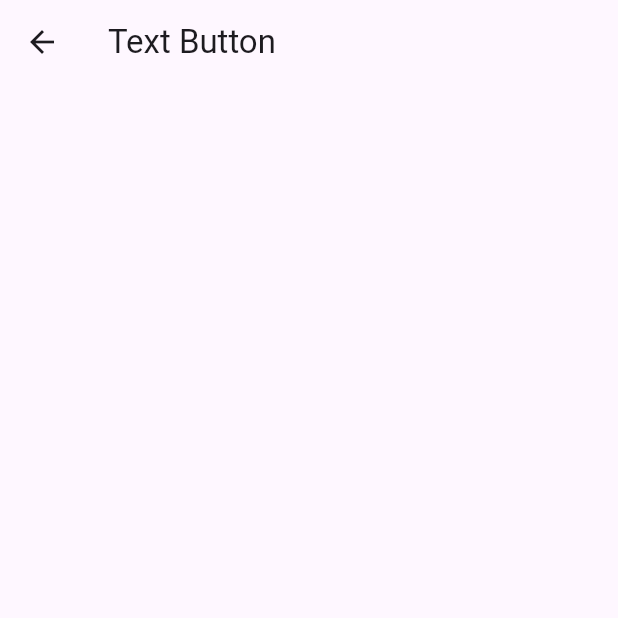
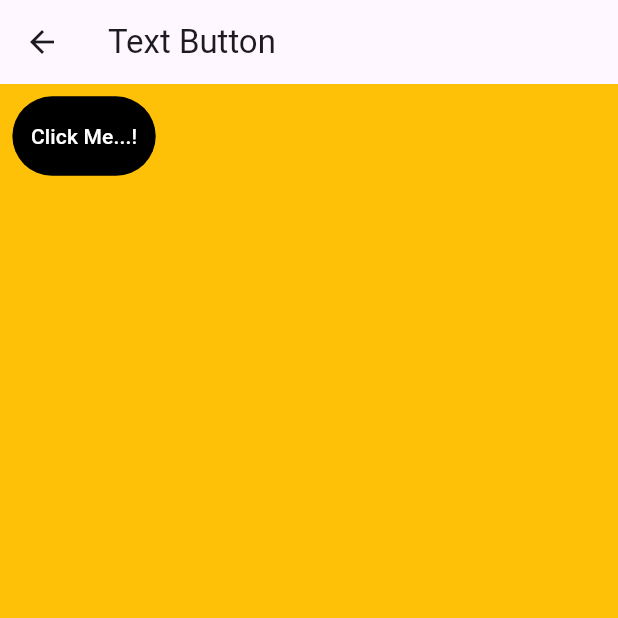
Before and after one commit to JNakum/appBuf, a Flutter app: the Textbutton screen opened directly, on a phone screen of 412 x 824 dp, the top half of it. Run offline on Flutter 3.47's test engine with Material 3 defaults, Android fonts, the phone set to English and light mode, and no system bars.

Commit message:
add new page

```diff
--- a/lib/screens/buttonwidget/Elevatedbutton.dart
+++ b/lib/screens/buttonwidget/Elevatedbutton.dart
@@ -56,8 +56,9 @@ class _ElevatedbuttonState extends State<Elevatedbutton> {
                       },
                       style: ElevatedButton.styleFrom(
                         padding: EdgeInsets.symmetric(
-                            vertical: screenHeight * 0.02,
-                            horizontal: screenWidth * 0.03),
+                          vertical: screenHeight * 0.02,
+                          horizontal: screenWidth * 0.03,
+                        ),
                       ),
                       child: const Text("Button onPressed properties.."),
                     ),
@@ -228,7 +229,7 @@ child: const Text("Focus On."),
               Row(
                 children: [
                   Expanded(
-                    child: Container(
+                    child: SizedBox(
                       width: double.infinity,
                       height: screenHeight * 0.07,
                       child: ElevatedButton(
--- a/lib/screens/buttonwidget/textbutton.dart
+++ b/lib/screens/buttonwidget/textbutton.dart
@@ -10,9 +10,38 @@ class Textbutton extends StatefulWidget {
 class _TextbuttonState extends State<Textbutton> {
   @override
   Widget build(BuildContext context) {
+    var screenHeight = MediaQuery.of(context).size.height;
+    var screenWidth = MediaQuery.of(context).size.width;
     return Scaffold(
+      backgroundColor: Colors.amber,
       appBar: AppBar(
         title: const Text("Text Button"),
+      ),
+      body: SingleChildScrollView(
+        child: Padding(
+          padding: EdgeInsets.all(screenWidth * 0.02),
+          child: Column(
+            children: [
+              Row(
+                children: [
+                  Flexible(
+                    child: TextButton(
+                      onPressed: () {},
+                      style: TextButton.styleFrom(
+                          backgroundColor: Colors.black,
+                          foregroundColor: Colors.white,
+                          padding: EdgeInsets.symmetric(
+                            vertical: screenHeight * 0.02,
+                            horizontal: screenWidth * 0.03,
+                          )),
+                      child: const Text("Click Me...!"),
+                    ),
+                  )
+                ],
+              )
+            ],
+          ),
+        ),
       ),
     );
   }
```
Also changed, not shown: 2 other files.
